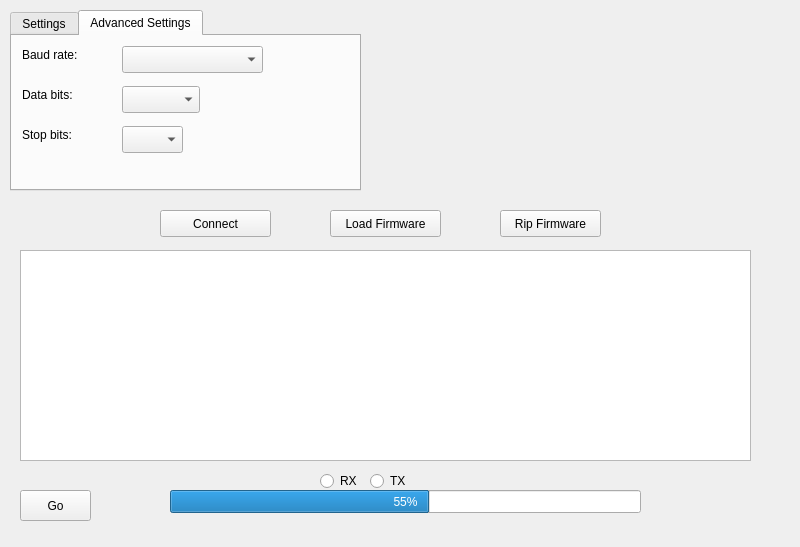
Above: freeems_loader.ui from seank/freeems-loader before the change. Below: the same form after it.
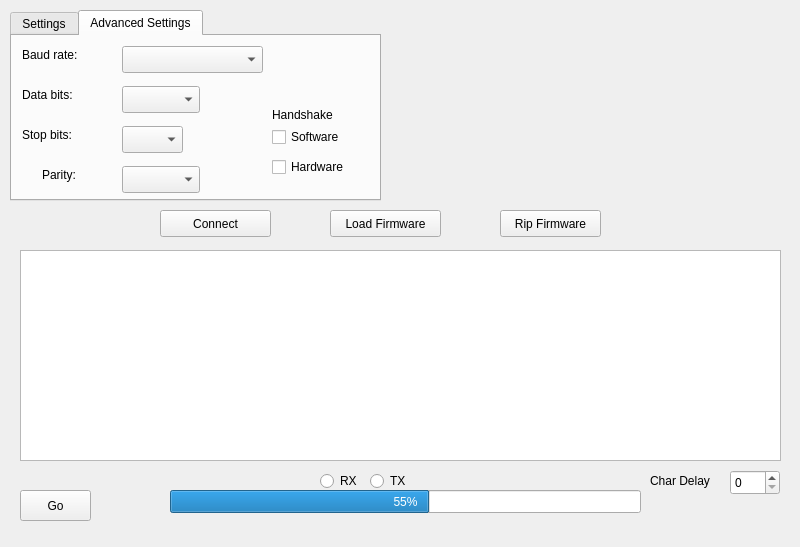
That is the form after the change. The open tabs and pages were chosen to show the change. Icons and pictures are not drawn.

The edit to the form file:
```diff
--- a/freeems_loader.ui
+++ b/freeems_loader.ui
@@ -16,8 +16,8 @@
   <widget class="QLabel" name="label">
    <property name="geometry">
     <rect>
-     <x>370</x>
-     <y>20</y>
+     <x>390</x>
+     <y>10</y>
      <width>411</width>
      <height>151</height>
     </rect>
@@ -60,7 +60,7 @@
     <rect>
      <x>20</x>
      <y>250</y>
-     <width>731</width>
+     <width>761</width>
      <height>211</height>
     </rect>
    </property>
@@ -135,8 +135,8 @@
     <rect>
      <x>10</x>
      <y>10</y>
-     <width>351</width>
-     <height>181</height>
+     <width>371</width>
+     <height>191</height>
     </rect>
    </property>
    <property name="currentIndex">
@@ -246,8 +246,93 @@
       </rect>
      </property>
     </widget>
+    <widget class="QLabel" name="label_6">
+     <property name="geometry">
+      <rect>
+       <x>30</x>
+       <y>130</y>
+       <width>41</width>
+       <height>17</height>
+      </rect>
+     </property>
+     <property name="text">
+      <string>Parity:</string>
+     </property>
+    </widget>
+    <widget class="QComboBox" name="comboParity">
+     <property name="geometry">
+      <rect>
+       <x>110</x>
+       <y>130</y>
+       <width>78</width>
+       <height>27</height>
+      </rect>
+     </property>
+    </widget>
+    <widget class="QCheckBox" name="chkSoft">
+     <property name="geometry">
+      <rect>
+       <x>260</x>
+       <y>90</y>
+       <width>81</width>
+       <height>22</height>
+      </rect>
+     </property>
+     <property name="text">
+      <string>Software</string>
+     </property>
+    </widget>
+    <widget class="QCheckBox" name="chkHard">
+     <property name="geometry">
+      <rect>
+       <x>260</x>
+       <y>120</y>
+       <width>91</width>
+       <height>22</height>
+      </rect>
+     </property>
+     <property name="text">
+      <string>Hardware</string>
+     </property>
+    </widget>
+    <widget class="QLabel" name="label_7">
+     <property name="geometry">
+      <rect>
+       <x>260</x>
+       <y>70</y>
+       <width>81</width>
+       <height>17</height>
+      </rect>
+     </property>
+     <property name="text">
+      <string>Handshake</string>
+     </property>
+    </widget>
    </widget>
   </widget>
+  <widget class="QSpinBox" name="spinBox">
+   <property name="geometry">
+    <rect>
+     <x>730</x>
+     <y>470</y>
+     <width>50</width>
+     <height>25</height>
+    </rect>
+   </property>
+  </widget>
+  <widget class="QLabel" name="label_8">
+   <property name="geometry">
+    <rect>
+     <x>650</x>
+     <y>470</y>
+     <width>71</width>
+     <height>21</height>
+    </rect>
+   </property>
+   <property name="text">
+    <string>Char Delay</string>
+   </property>
+  </widget>
  </widget>
  <layoutdefault spacing="6" margin="11"/>
  <resources>
```
